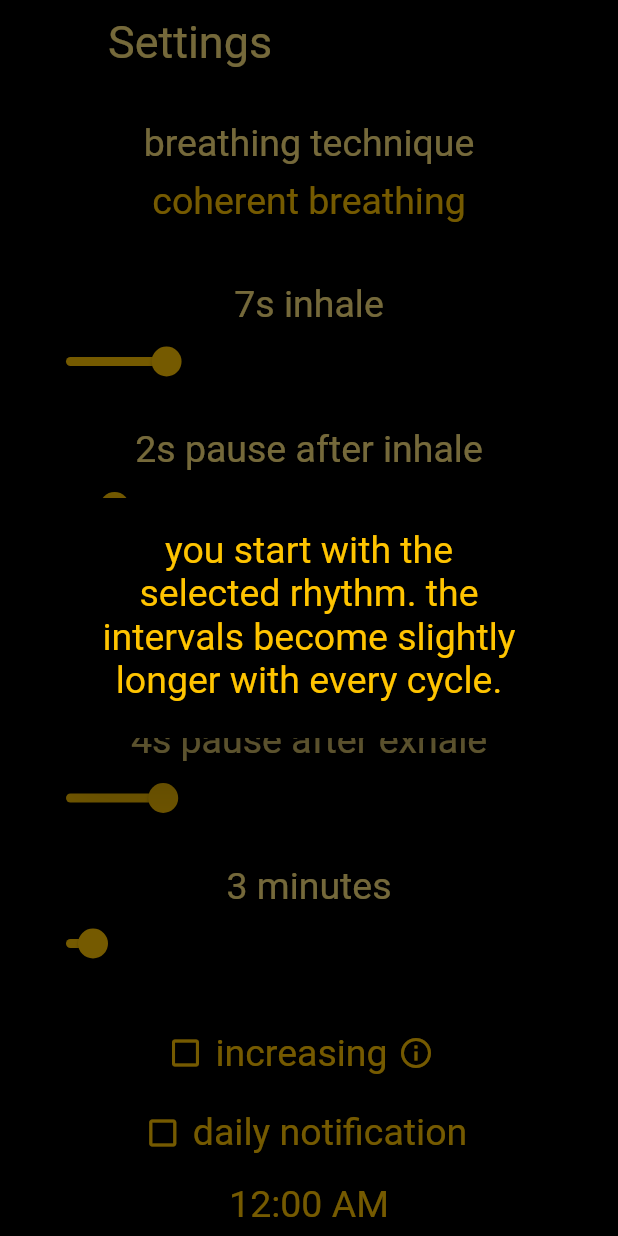
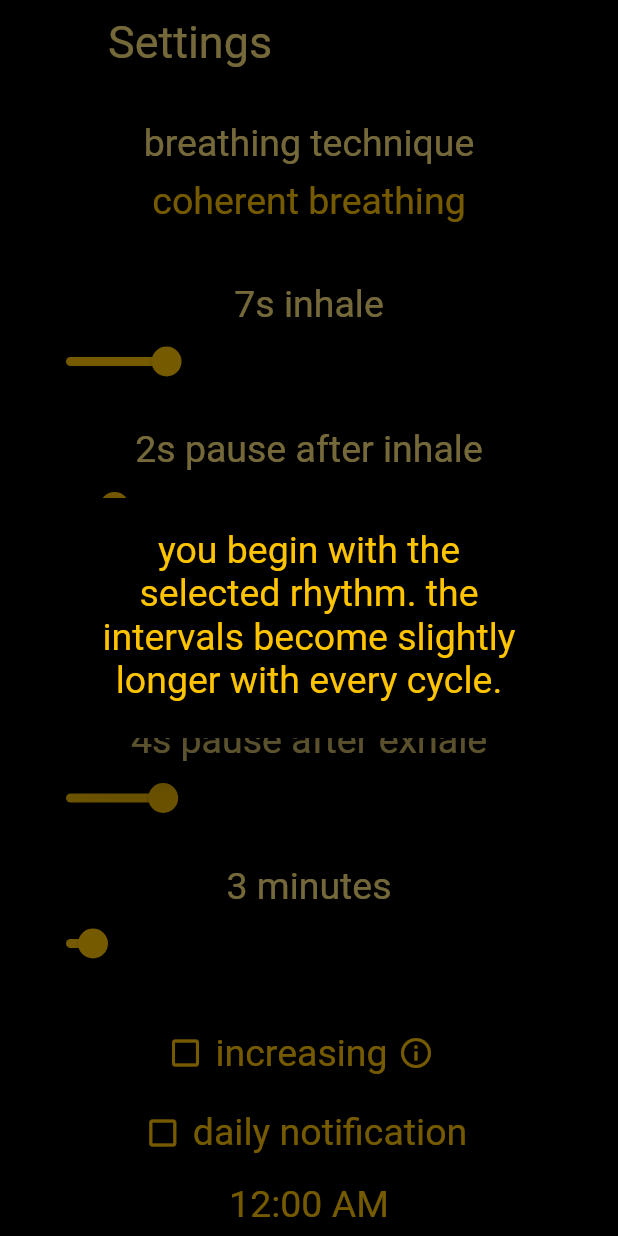
Before and after one commit to geekmiester/breathe, a Flutter app: the Settings screen opened directly, after a tap on the "info outline" icon, on a phone screen of 412 x 824 dp. Run offline on Flutter 3.47's test engine with Material 2 defaults, Android fonts, the phone set to English and light mode, and no system bars; our stand-ins replace audioplayers, flushbar, flutter_local_notifications, shared_preferences; missing offline and left inert: vibrate; accounts and stored records are empty.

Commit message:
tiny improvement

```diff
--- a/lib/settings.dart
+++ b/lib/settings.dart
@@ -299,7 +299,7 @@ class _Settings extends State<SettingsState> {
                                 backgroundColor: Colors.black,
                                 content: Container(
                                     child: Text(
-                                        'you start with the selected rhythm. the intervals become slightly longer with every cycle.',
+                                        'you begin with the selected rhythm. the intervals become slightly longer with every cycle.',
                                         textAlign: TextAlign.center,
                                         style: TextStyle(
                                             fontSize: fontSize,
```
